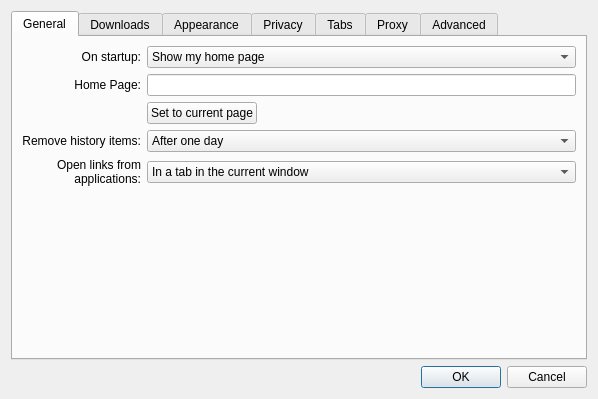
The window that src/settings.ui (Sektor/arora-neo) describes before a commit, drawn with Qt 5.
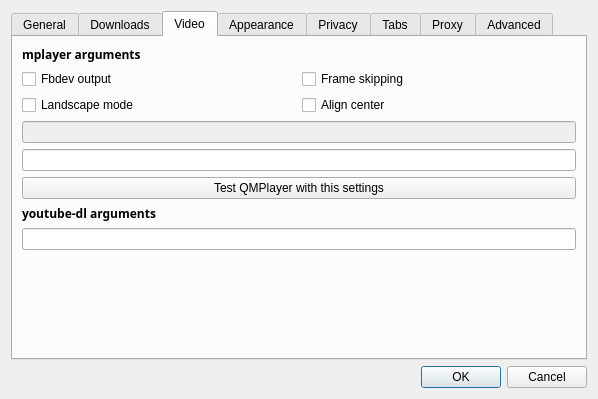
The same window after the commit. The open tabs and pages were chosen to show the change.

Commit message: Added Edit->Preferences->Video tab for Youtube settings

Diff of the .ui file:
```diff
--- a/src/settings.ui
+++ b/src/settings.ui
@@ -242,6 +242,111 @@
        </item>
       </layout>
      </widget>
+     <widget class="QWidget" name="tab_video">
+      <attribute name="title">
+       <string>Video</string>
+      </attribute>
+      <layout class="QGridLayout" name="gridLayout_5">
+       <item row="1" column="0">
+        <widget class="QCheckBox" name="fbdev_chb">
+         <property name="enabled">
+          <bool>true</bool>
+         </property>
+         <property name="text">
+          <string>Fbdev output</string>
+         </property>
+         <property name="checkable">
+          <bool>true</bool>
+         </property>
+         <property name="checked">
+          <bool>false</bool>
+         </property>
+        </widget>
+       </item>
+       <item row="1" column="1">
+        <widget class="QCheckBox" name="framedrop_chb">
+         <property name="text">
+          <string>Frame skipping</string>
+         </property>
+        </widget>
+       </item>
+       <item row="2" column="0">
+        <widget class="QCheckBox" name="rotate_chb">
+         <property name="text">
+          <string>Landscape mode</string>
+         </property>
+        </widget>
+       </item>
+       <item row="2" column="1">
+        <widget class="QCheckBox" name="center_chb">
+         <property name="text">
+          <string>Align center</string>
+         </property>
+        </widget>
+       </item>
+       <item row="8" column="1">
+        <spacer name="verticalSpacer_6">
+         <property name="orientation">
+          <enum>Qt::Vertical</enum>
+         </property>
+         <property name="sizeHint" stdset="0">
+          <size>
+           <width>20</width>
+           <height>40</height>
+          </size>
+         </property>
+        </spacer>
+       </item>
+       <item row="0" column="0" colspan="2">
+        <widget class="QLabel" name="label_15">
+         <property name="font">
+          <font>
+           <family>Sans Serif</family>
+           <weight>75</weight>
+           <bold>true</bold>
+          </font>
+         </property>
+         <property name="text">
+          <string>mplayer arguments</string>
+         </property>
+        </widget>
+       </item>
+       <item row="4" column="0" colspan="2">
+        <widget class="QLineEdit" name="mpargs2_edt"/>
+       </item>
+       <item row="6" column="0" colspan="2">
+        <widget class="QLabel" name="label_16">
+         <property name="font">
+          <font>
+           <family>Sans Serif</family>
+           <weight>75</weight>
+           <bold>true</bold>
+          </font>
+         </property>
+         <property name="text">
+          <string>youtube-dl arguments</string>
+         </property>
+        </widget>
+       </item>
+       <item row="7" column="0" colspan="2">
+        <widget class="QLineEdit" name="ytargs_edt"/>
+       </item>
+       <item row="3" column="0" colspan="2">
+        <widget class="QLineEdit" name="mpargs1_edt">
+         <property name="enabled">
+          <bool>false</bool>
+         </property>
+        </widget>
+       </item>
+       <item row="5" column="0" colspan="2">
+        <widget class="QPushButton" name="mptest_btn">
+         <property name="text">
+          <string>Test QMPlayer with this settings</string>
+         </property>
+        </widget>
+       </item>
+      </layout>
+     </widget>
      <widget class="QWidget" name="tab_3">
       <attribute name="title">
        <string>Appearance</string>
```
The commit also changes 3 other files.
